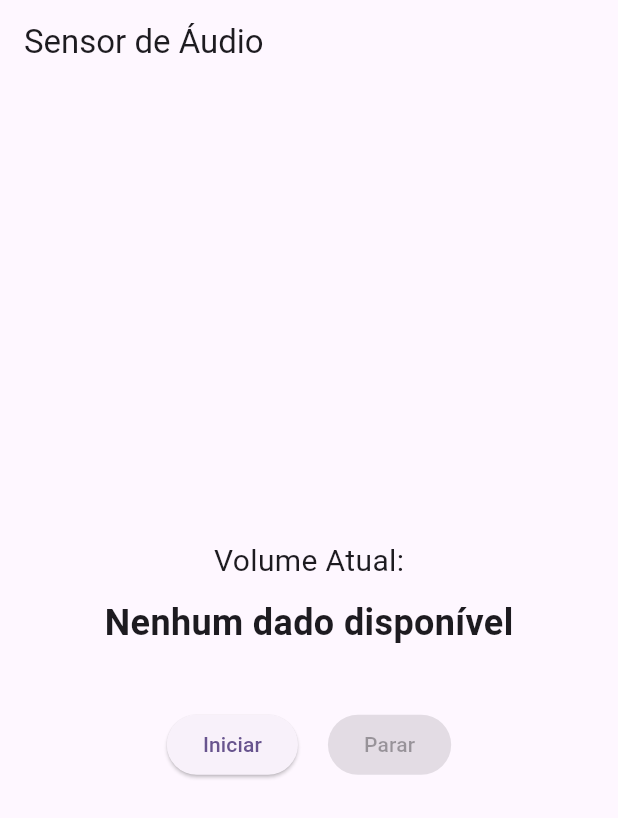
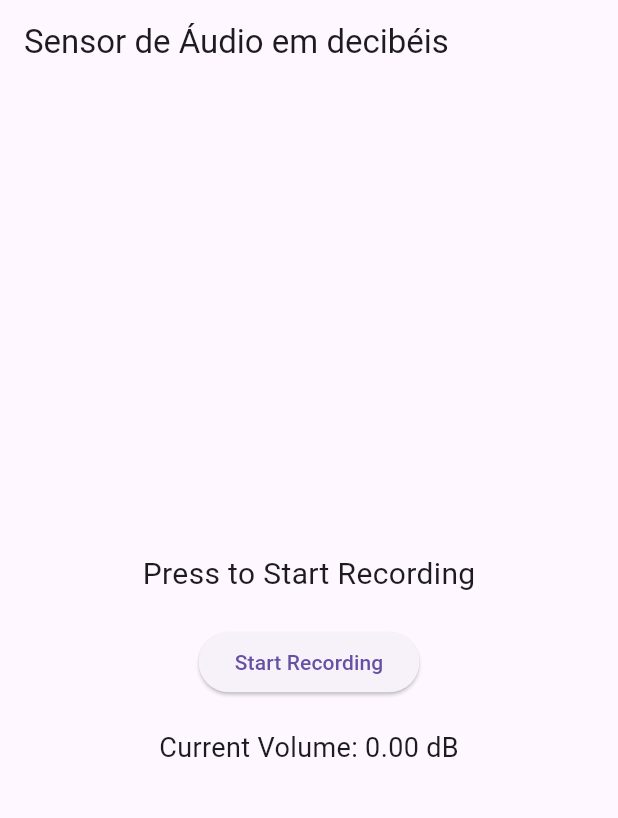
Before and after one commit to MattMilfont/sensor_audio_flutter, a Flutter app: the screen it shows after launch, on a phone screen of 412 x 824 dp. Shown: the top 818 px of the screen. Run offline on Flutter 3.47's test engine with Material 3 defaults, Android fonts, the phone set to English and light mode, and no system bars; our stand-ins replace permission_handler; missing offline and left inert: flutter_sound.

Commit message:
[Fixing] Adding the SDK 24 required

```diff
--- a/lib/main.dart
+++ b/lib/main.dart
@@ -1,5 +1,6 @@
 import 'package:flutter/material.dart';
-import 'package:sensor_audio/sound_sensor_main_page.dart';
+import 'package:flutter_sound/flutter_sound.dart';
+import 'package:sensor_audio/permission.dart';
 
 void main() {
   runApp(const MyApp());
@@ -10,13 +11,96 @@ class MyApp extends StatelessWidget {
 
   @override
   Widget build(BuildContext context) {
-    return MaterialApp(
-      title: 'Sensor de Som',
-      theme: ThemeData(
-        colorScheme: ColorScheme.fromSeed(seedColor: Colors.deepPurple),
-        useMaterial3: true,
-      ),
-      home: const AudioSensorScreen(),
+    return const MaterialApp(
+      home: AudioRecorder(),
     );
   }
 }
+
+class AudioRecorder extends StatefulWidget {
+  const AudioRecorder({super.key});
+
+  @override
+  // ignore: library_private_types_in_public_api
+  _AudioRecorderState createState() => _AudioRecorderState();
+}
+
+class _AudioRecorderState extends State<AudioRecorder> {
+  final FlutterSoundRecorder _recorder = FlutterSoundRecorder();
+  bool _isRecording = false;
+  double _volume = 0.0;
+
+  @override
+  void initState() {
+    super.initState();
+    _initializeRecorder();
+    checkPermissions();
+  }
+
+  // Inicializa o gravador de áudio
+  Future<void> _initializeRecorder() async {
+    await _recorder.openRecorder();
+    _recorder.setSubscriptionDuration(const Duration(
+        milliseconds: 100)); // Ajuste o tempo de intervalo para o volume
+    _recorder.onProgress!.listen((e) {
+      // Monitorando o volume durante a gravação
+      if (e.decibels != null) {
+        setState(() {
+          _volume = e.decibels!;
+        });
+      }
+    });
+  }
+
+  // Inicia a gravação de áudio
+  Future<void> _startRecording() async {
+    await _recorder.startRecorder(toFile: 'audio.aac');
+    setState(() {
+      _isRecording = true;
+    });
+  }
+
+  // Para a gravação de áudio
+  Future<void> _stopRecording() async {
+    await _recorder.stopRecorder();
+    setState(() {
+      _isRecording = false;
+    });
+  }
+
+  @override
+  void dispose() {
+    _recorder.closeRecorder();
+    super.dispose();
+  }
+
+  @override
+  Widget build(BuildContext context) {
+    return Scaffold(
+      appBar: AppBar(
+        title: const Text('Sensor de Áudio em decibéis'),
+      ),
+      body: Center(
+        child: Column(
+          mainAxisAlignment: MainAxisAlignment.center,
+          children: [
+            Text(
+              _isRecording ? 'Recording...' : 'Press to Start Recording',
+              style: const TextStyle(fontSize: 20),
+            ),
+            const SizedBox(height: 20),
+            ElevatedButton(
+              onPressed: _isRecording ? _stopRecording : _startRecording,
+              child: Text(_isRecording ? 'Stop Recording' : 'Start Recording'),
+            ),
+            const SizedBox(height: 20),
+            Text(
+              'Current Volume: ${_volume.toStringAsFixed(2)} dB',
+              style: const TextStyle(fontSize: 18),
+            ),
+          ],
+        ),
+      ),
+    );
+  }
+}
--- a/lib/permission.dart
+++ b/lib/permission.dart
@@ -1,6 +1,6 @@
 import 'package:permission_handler/permission_handler.dart';
 
-Future<bool> requestMicrophonePermission() async {
-  var status = await Permission.microphone.request();
-  return status.isGranted;
+Future<void> checkPermissions() async {
+  await Permission.microphone.request();
+  await Permission.storage.request();
 }
--- a/lib/sound_sensor_main_page.dart
+++ /dev/null
@@ -1,132 +0,0 @@
-import 'package:flutter/material.dart';
-import 'dart:typed_data';
-import 'dart:async';
-import 'audio_sensor.dart'; // Substitua pelo arquivo correto da classe AudioSensor
-
-class AudioSensorScreen extends StatefulWidget {
-  const AudioSensorScreen({super.key});
-
-  @override
-  // ignore: library_private_types_in_public_api
-  _AudioSensorScreenState createState() => _AudioSensorScreenState();
-}
-
-class _AudioSensorScreenState extends State<AudioSensorScreen> {
-  final AudioSensor _audioSensor = AudioSensor();
-  StreamSubscription<Uint8List>? _audioSubscription;
-  double _currentVolume = 0.0;
-  bool _isListening = false;
-
-  @override
-  void initState() {
-    super.initState();
-    _initializeAudioSensor();
-  }
-
-  Future<void> _initializeAudioSensor() async {
-    try {
-      await _audioSensor.initRecorder();
-    } catch (e) {
-      _showErrorDialog("Erro ao inicializar o sensor de áudio: $e");
-    }
-  }
-
-  Future<void> _startListening() async {
-    try {
-      setState(() => _isListening = true);
-      await _audioSensor.startListening();
-      _audioSubscription = _audioSensor.audioStream.listen((audioData) {
-        setState(() {
-          _currentVolume = _calculateVolume(audioData);
-        });
-      });
-    } catch (e) {
-      setState(() => _isListening = false);
-      _showErrorDialog("Erro ao iniciar a escuta: $e");
-    }
-  }
-
-  Future<void> _stopListening() async {
-    try {
-      await _audioSensor.stopListening();
-      await _audioSubscription?.cancel();
-      setState(() {
-        _isListening = false;
-        _currentVolume = 0.0;
-      });
-    } catch (e) {
-      _showErrorDialog("Erro ao parar a escuta: $e");
-    }
-  }
-
-  double _calculateVolume(Uint8List audioData) {
-    if (audioData.isEmpty) return 0.0;
-    // Calcula o volume médio dos dados de áudio
-    return audioData.map((e) => e.toDouble()).reduce((a, b) => a + b) /
-        audioData.length;
-  }
-
-  void _showErrorDialog(String message) {
-    showDialog(
-      context: context,
-      builder: (context) => AlertDialog(
-        title: const Text("Erro"),
-        content: Text(message),
-        actions: [
-          TextButton(
-            onPressed: () => Navigator.pop(context),
-            child: const Text("OK"),
-          ),
-        ],
-      ),
-    );
-  }
-
-  @override
-  void dispose() {
-    _audioSensor.dispose();
-    _audioSubscription?.cancel();
-    super.dispose();
-  }
-
-  @override
-  Widget build(BuildContext context) {
-    return Scaffold(
-      appBar: AppBar(title: const Text('Sensor de Áudio')),
-      body: Padding(
-        padding: const EdgeInsets.all(16.0),
-        child: Column(
-          mainAxisAlignment: MainAxisAlignment.center,
-          children: [
-            const Text(
-              'Volume Atual:',
-              style: TextStyle(fontSize: 20),
-            ),
-            const SizedBox(height: 10),
-            Text(
-              _isListening
-                  ? '${_currentVolume.toStringAsFixed(2)} dB'
-                  : 'Nenhum dado disponível',
-              style: const TextStyle(fontSize: 24, fontWeight: FontWeight.bold),
-            ),
-            const SizedBox(height: 40),
-            Row(
-              mainAxisAlignment: MainAxisAlignment.center,
-              children: [
-                ElevatedButton(
-                  onPressed: _isListening ? null : _startListening,
-                  child: const Text('Iniciar'),
-                ),
-                const SizedBox(width: 20),
-                ElevatedButton(
-                  onPressed: _isListening ? _stopListening : null,
-                  child: const Text('Parar'),
-                ),
-              ],
-            ),
-          ],
-        ),
-      ),
-    );
-  }
-}
```
Also changed, not shown: lib/audio_sensor.dart (deleted, +0 -44 lines), 3 other files.
